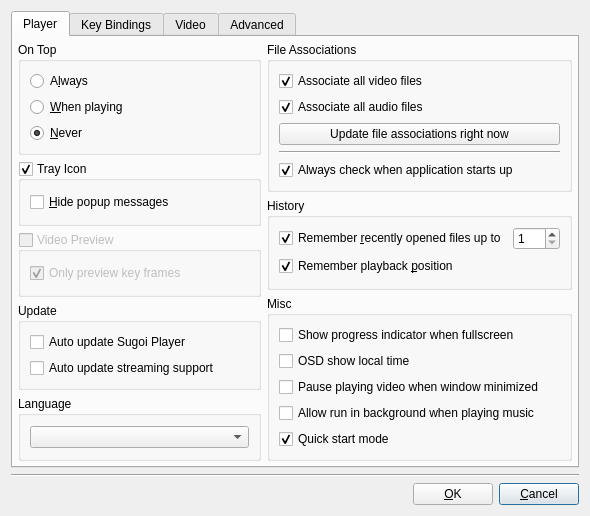
Qt form src/player/ui/preferencesdialog.ui (cloudskytian/sugoi-player-deprecated) before a commit.
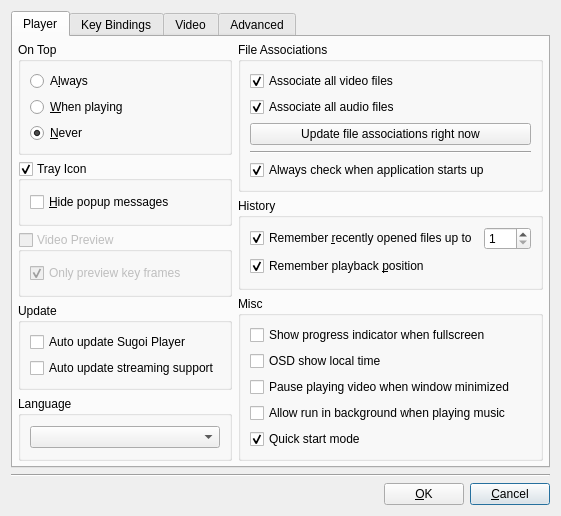
The same form after that commit. Icons and pictures are not drawn.

```diff
--- a/src/player/ui/preferencesdialog.ui
+++ b/src/player/ui/preferencesdialog.ui
@@ -6,8 +6,8 @@
    <rect>
     <x>0</x>
     <y>0</y>
-    <width>590</width>
-    <height>494</height>
+    <width>460</width>
+    <height>440</height>
    </rect>
   </property>
   <property name="windowTitle">
```
